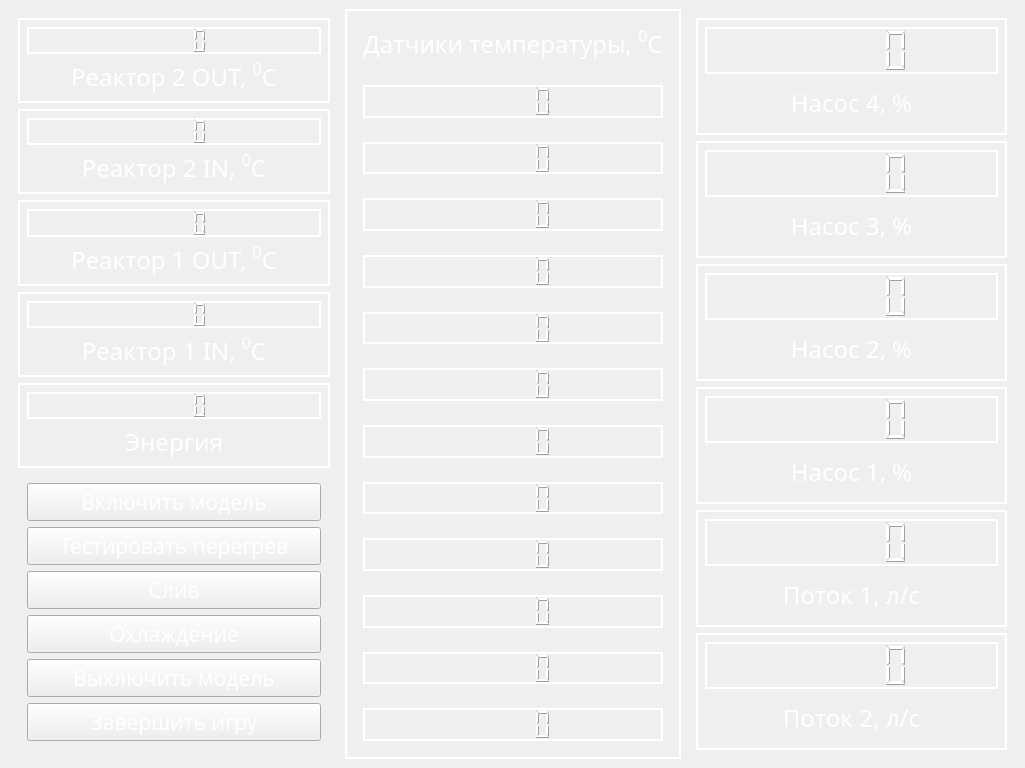
Above: controls/design/reactor_master.ui from LeonidMurashov/Hurricane_in_glass before the change. Below: the same form after it.
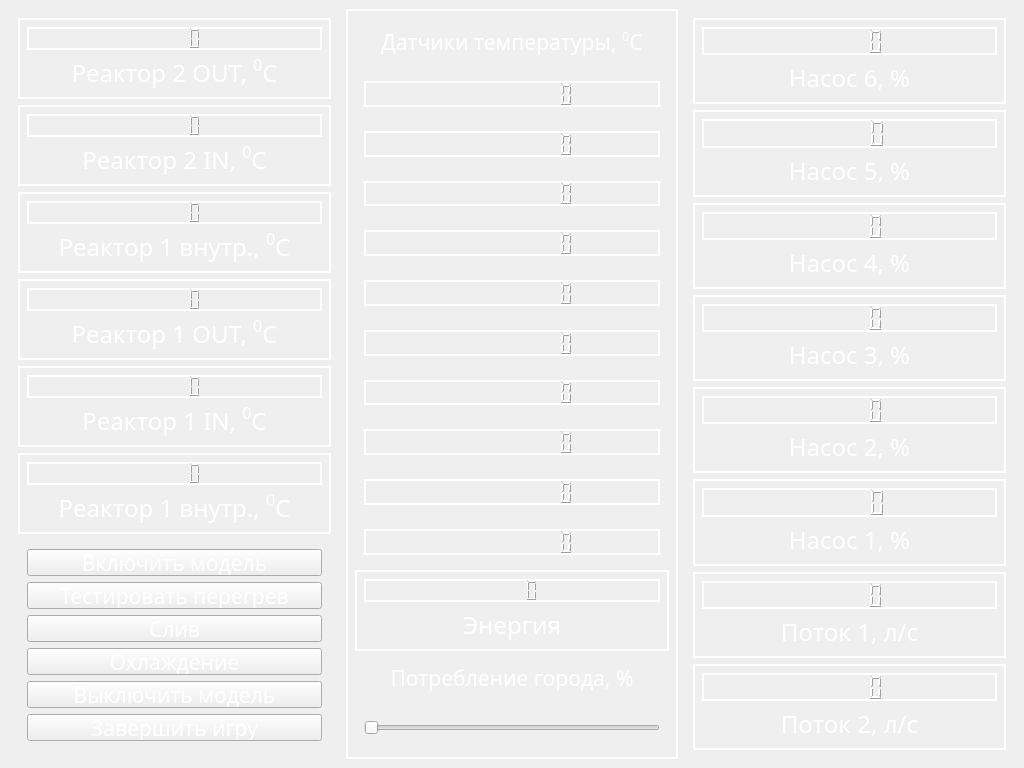
That is the form after the change. Icons and pictures are not drawn.

The edit to the form file:
```diff
--- a/controls/design/reactor_master.ui
+++ b/controls/design/reactor_master.ui
@@ -9,7 +9,7 @@
    <rect>
     <x>0</x>
     <y>0</y>
-    <width>1025</width>
+    <width>1024</width>
     <height>768</height>
    </rect>
   </property>
@@ -190,6 +190,54 @@
          </layout>
         </widget>
        </item>
+       <item>
+        <widget class="QWidget" name="reactor1Temp_5" native="true">
+         <property name="font">
+          <font>
+           <italic>false</italic>
+          </font>
+         </property>
+         <property name="styleSheet">
+          <string notr="true">border: 2px solid white;</string>
+         </property>
+         <layout class="QVBoxLayout" name="verticalLayout_31">
+          <item>
+           <widget class="QLCDNumber" name="t11">
+            <property name="styleSheet">
+             <string notr="true">border: 2px solid white; color: white;</string>
+            </property>
+            <property name="digitCount">
+             <number>5</number>
+            </property>
+           </widget>
+          </item>
+          <item>
+           <widget class="QLabel" name="label_17">
+            <property name="font">
+             <font>
+              <family>Sans Serif</family>
+              <pointsize>18</pointsize>
+              <italic>false</italic>
+             </font>
+            </property>
+            <property name="autoFillBackground">
+             <bool>false</bool>
+            </property>
+            <property name="styleSheet">
+             <string notr="true">color: rgb(255, 255, 255); border: 0;
+background-color: rgba(255, 255, 255, 0);</string>
+            </property>
+            <property name="frameShadow">
+             <enum>QFrame::Plain</enum>
+            </property>
+            <property name="text">
+             <string>&lt;html&gt;&lt;head/&gt;&lt;body&gt;&lt;p align=&quot;center&quot;&gt;Реактор 1 внутр., &lt;span style=&quot; vertical-align:super;&quot;&gt;0&lt;/span&gt;С&lt;/p&gt;&lt;/body&gt;&lt;/html&gt;</string>
+            </property>
+           </widget>
+          </item>
+         </layout>
+        </widget>
+       </item>
        <item>
         <widget class="QWidget" name="reactor1Temp" native="true">
          <property name="font">
@@ -305,41 +353,31 @@
         </widget>
        </item>
        <item>
-        <widget class="QWidget" name="widget_4" native="true">
+        <widget class="QWidget" name="reactor1Temp_6" native="true">
          <property name="font">
           <font>
-           <family>Gadugi</family>
            <italic>false</italic>
           </font>
          </property>
-         <property name="autoFillBackground">
-          <bool>false</bool>
-         </property>
          <property name="styleSheet">
           <string notr="true">border: 2px solid white;</string>
          </property>
-         <layout class="QVBoxLayout" name="verticalLayout_8">
+         <layout class="QVBoxLayout" name="verticalLayout_32">
           <item>
-           <widget class="QLCDNumber" name="energyLcd">
-            <property name="font">
-             <font>
-              <family>Gadugi</family>
-              <italic>false</italic>
-             </font>
-            </property>
-            <property name="autoFillBackground">
-             <bool>false</bool>
-            </property>
+           <widget class="QLCDNumber" name="t12">
             <property name="styleSheet">
-             <string notr="true">color: rgb(255, 255, 255);</string>
+             <string notr="true">border: 2px solid white; color: white;</string>
             </property>
-            <property name="frameShadow">
-             <enum>QFrame::Plain</enum>
+            <property name="smallDecimalPoint">
+             <bool>false</bool>
+            </property>
+            <property name="digitCount">
+             <number>5</number>
             </property>
            </widget>
           </item>
           <item>
-           <widget class="QLabel" name="label_6">
+           <widget class="QLabel" name="label_16">
             <property name="font">
              <font>
               <family>Sans Serif</family>
@@ -351,13 +389,14 @@
              <bool>false</bool>
             </property>
             <property name="styleSheet">
-             <string notr="true">color: rgb(255, 255, 255); border: 0;</string>
+             <string notr="true">color: rgb(255, 255, 255); border: 0;
+background-color: rgba(255, 255, 255, 0);</string>
             </property>
             <property name="frameShadow">
              <enum>QFrame::Plain</enum>
             </property>
             <property name="text">
-             <string>&lt;html&gt;&lt;head/&gt;&lt;body&gt;&lt;p align=&quot;center&quot;&gt;Энергия&lt;/p&gt;&lt;/body&gt;&lt;/html&gt;</string>
+             <string>&lt;html&gt;&lt;head/&gt;&lt;body&gt;&lt;p align=&quot;center&quot;&gt;Реактор 1 внутр., &lt;span style=&quot; vertical-align:super;&quot;&gt;0&lt;/span&gt;С&lt;/p&gt;&lt;/body&gt;&lt;/html&gt;</string>
             </property>
            </widget>
           </item>
@@ -546,7 +585,7 @@
              <string notr="true">color: white;</string>
             </property>
             <property name="text">
-             <string>&lt;html&gt;&lt;head/&gt;&lt;body&gt;&lt;p align=&quot;center&quot;&gt;Датчики температуры, &lt;span style=&quot; vertical-align:super;&quot;&gt;0&lt;/span&gt;C&lt;/p&gt;&lt;/body&gt;&lt;/html&gt;</string>
+             <string>&lt;html&gt;&lt;head/&gt;&lt;body&gt;&lt;p align=&quot;center&quot;&gt;&lt;span style=&quot; font-size:16pt;&quot;&gt;Датчики температуры, &lt;/span&gt;&lt;span style=&quot; font-size:16pt; vertical-align:super;&quot;&gt;0&lt;/span&gt;&lt;span style=&quot; font-size:16pt;&quot;&gt;C&lt;/span&gt;&lt;/p&gt;&lt;/body&gt;&lt;/html&gt;</string>
             </property>
            </widget>
           </item>
@@ -569,6 +608,9 @@
             <property name="styleSheet">
              <string notr="true">border: 2px solid white; color: white;</string>
             </property>
+            <property name="digitCount">
+             <number>10</number>
+            </property>
            </widget>
           </item>
          </layout>
@@ -590,6 +632,9 @@
             <property name="styleSheet">
              <string notr="true">border: 2px solid white; color: white;</string>
             </property>
+            <property name="digitCount">
+             <number>10</number>
+            </property>
            </widget>
           </item>
          </layout>
@@ -611,6 +656,9 @@
             <property name="styleSheet">
              <string notr="true">border: 2px solid white; color: white;</string>
             </property>
+            <property name="digitCount">
+             <number>10</number>
+            </property>
            </widget>
           </item>
          </layout>
@@ -632,6 +680,9 @@
             <property name="styleSheet">
              <string notr="true">border: 2px solid white; color: white;</string>
             </property>
+            <property name="digitCount">
+             <number>10</number>
+            </property>
            </widget>
           </item>
          </layout>
@@ -653,6 +704,9 @@
             <property name="styleSheet">
              <string notr="true">border: 2px solid white; color: white;</string>
             </property>
+            <property name="digitCount">
+             <number>10</number>
+            </property>
            </widget>
           </item>
          </layout>
@@ -674,6 +728,9 @@
             <property name="styleSheet">
              <string notr="true">border: 2px solid white; color: white;</string>
             </property>
+            <property name="digitCount">
+             <number>10</number>
+            </property>
            </widget>
           </item>
          </layout>
@@ -695,6 +752,9 @@
             <property name="styleSheet">
              <string notr="true">border: 2px solid white; color: white;</string>
             </property>
+            <property name="digitCount">
+             <number>10</number>
+            </property>
            </widget>
           </item>
          </layout>
@@ -716,6 +776,9 @@
             <property name="styleSheet">
              <string notr="true">border: 2px solid white; color: white;</string>
             </property>
+            <property name="digitCount">
+             <number>10</number>
+            </property>
            </widget>
           </item>
          </layout>
@@ -737,6 +800,9 @@
             <property name="styleSheet">
              <string notr="true">border: 2px solid white; color: white;</string>
             </property>
+            <property name="digitCount">
+             <number>10</number>
+            </property>
            </widget>
           </item>
          </layout>
@@ -758,47 +824,113 @@
             <property name="styleSheet">
              <string notr="true">border: 2px solid white; color: white;</string>
             </property>
+            <property name="digitCount">
+             <number>10</number>
+            </property>
            </widget>
           </item>
          </layout>
         </widget>
        </item>
        <item>
-        <widget class="QWidget" name="s1_12" native="true">
+        <widget class="QWidget" name="widget_4" native="true">
          <property name="font">
           <font>
+           <family>Gadugi</family>
            <italic>false</italic>
           </font>
          </property>
+         <property name="autoFillBackground">
+          <bool>false</bool>
+         </property>
          <property name="styleSheet">
-          <string notr="true">border: 0;</string>
+          <string notr="true">border: 2px solid white;</string>
          </property>
-         <layout class="QVBoxLayout" name="verticalLayout_22">
+         <layout class="QVBoxLayout" name="verticalLayout_8">
           <item>
-           <widget class="QLCDNumber" name="t11">
+           <widget class="QLCDNumber" name="energyLcd">
+            <property name="font">
+             <font>
+              <family>Gadugi</family>
+              <italic>false</italic>
+             </font>
+            </property>
+            <property name="autoFillBackground">
+             <bool>false</bool>
+            </property>
             <property name="styleSheet">
-             <string notr="true">border: 2px solid white; color: white;</string>
+             <string notr="true">color: rgb(255, 255, 255);</string>
             </property>
+            <property name="frameShadow">
+             <enum>QFrame::Plain</enum>
+            </property>
            </widget>
           </item>
+          <item>
+           <widget class="QLabel" name="label_6">
+            <property name="font">
+             <font>
+              <family>Sans Serif</family>
+              <pointsize>18</pointsize>
+              <italic>false</italic>
+             </font>
+            </property>
+            <property name="autoFillBackground">
+             <bool>false</bool>
+            </property>
+            <property name="styleSheet">
+             <string notr="true">color: rgb(255, 255, 255); border: 0;</string>
+            </property>
+            <property name="frameShadow">
+             <enum>QFrame::Plain</enum>
+            </property>
+            <property name="text">
+             <string>&lt;html&gt;&lt;head/&gt;&lt;body&gt;&lt;p align=&quot;center&quot;&gt;Энергия&lt;/p&gt;&lt;/body&gt;&lt;/html&gt;</string>
+            </property>
+           </widget>
+          </item>
          </layout>
         </widget>
        </item>
        <item>
-        <widget class="QWidget" name="s1_11" native="true">
+        <widget class="QLabel" name="label_14">
          <property name="font">
           <font>
+           <family>Sans Serif</family>
+           <pointsize>18</pointsize>
            <italic>false</italic>
           </font>
          </property>
          <property name="styleSheet">
-          <string notr="true">border: 0;</string>
+          <string notr="true">color: white; border: 0px;</string>
+         </property>
+         <property name="text">
+          <string>&lt;html&gt;&lt;head/&gt;&lt;body&gt;&lt;p align=&quot;center&quot;&gt;&lt;span style=&quot; font-size:16pt;&quot;&gt;Потребление города, %&lt;/span&gt;&lt;/p&gt;&lt;/body&gt;&lt;/html&gt;</string>
+         </property>
+        </widget>
+       </item>
+       <item alignment="Qt::AlignHCenter">
+        <widget class="QFrame" name="frame">
+         <property name="minimumSize">
+          <size>
+           <width>314</width>
+           <height>44</height>
+          </size>
+         </property>
+         <property name="styleSheet">
+          <string notr="true">border: 0px; </string>
+         </property>
+         <property name="frameShape">
+          <enum>QFrame::StyledPanel</enum>
+         </property>
+         <property name="frameShadow">
+          <enum>QFrame::Raised</enum>
          </property>
          <layout class="QVBoxLayout" name="verticalLayout_21">
           <item>
-           <widget class="QLCDNumber" name="t12">
-            <property name="styleSheet">
-             <string notr="true">border: 2px solid white; color: white;</string>
+           <widget class="QSlider" name="cslider">
+            <property name="orientation">
+             <enum>Qt::Horizontal</enum>
             </property>
            </widget>
           </item>
@@ -822,7 +954,135 @@
       <property name="styleSheet">
        <string notr="true"/>
       </property>
-      <layout class="QVBoxLayout" name="verticalLayout_26">
+      <layout class="QVBoxLayout" name="verticalLayout_30">
+       <item>
+        <widget class="QWidget" name="Nasos4_2" native="true">
+         <property name="font">
+          <font>
+           <family>Gadugi</family>
+           <italic>false</italic>
+          </font>
+         </property>
+         <property name="autoFillBackground">
+          <bool>false</bool>
+         </property>
+         <property name="styleSheet">
+          <string notr="true">border: 2px solid white;</string>
+         </property>
+         <layout class="QVBoxLayout" name="verticalLayout_26">
+          <item>
+           <widget class="QLCDNumber" name="lcd6">
+            <property name="font">
+             <font>
+              <family>Gadugi</family>
+              <italic>false</italic>
+             </font>
+            </property>
+            <property name="autoFillBackground">
+             <bool>false</bool>
+            </property>
+            <property name="styleSheet">
+             <string notr="true">color: rgb(255, 255, 255);</string>
+            </property>
+            <property name="frameShadow">
+             <enum>QFrame::Plain</enum>
+            </property>
+           </widget>
+          </item>
+          <item>
+           <widget class="QLabel" name="label_12">
+            <property name="font">
+             <font>
+              <family>Sans Serif</family>
+              <pointsize>18</pointsize>
+              <italic>false</italic>
+             </font>
+            </property>
+            <property name="layoutDirection">
+             <enum>Qt::RightToLeft</enum>
+            </property>
+            <property name="autoFillBackground">
+             <bool>false</bool>
+            </property>
+            <property name="styleSheet">
+             <string notr="true">color: rgb(255, 255, 255);
+border: 0px;</string>
+            </property>
+            <property name="frameShadow">
+             <enum>QFrame::Plain</enum>
+            </property>
+            <property name="text">
+             <string>&lt;html&gt;&lt;head/&gt;&lt;body&gt;&lt;p align=&quot;center&quot;&gt;Насос 6, %&lt;/p&gt;&lt;/body&gt;&lt;/html&gt;</string>
+            </property>
+           </widget>
+          </item>
+         </layout>
+        </widget>
+       </item>
+       <item>
+        <widget class="QWidget" name="Nasos4_3" native="true">
+         <property name="font">
+          <font>
+           <family>Gadugi</family>
+           <italic>false</italic>
+          </font>
+         </property>
+         <property name="autoFillBackground">
+          <bool>false</bool>
+         </property>
+         <property name="styleSheet">
+          <string notr="true">border: 2px solid white;</string>
+         </property>
+         <layout class="QVBoxLayout" name="verticalLayout_29">
+          <item>
+           <widget class="QLCDNumber" name="lcd5">
+            <property name="font">
+             <font>
+              <family>Gadugi</family>
+              <italic>false</italic>
+             </font>
+            </property>
+            <property name="autoFillBackground">
+             <bool>false</bool>
+            </property>
+            <property name="styleSheet">
+             <string notr="true">color: rgb(255, 255, 255);</string>
+            </property>
+            <property name="frameShadow">
+             <enum>QFrame::Plain</enum>
+            </property>
+           </widget>
+          </item>
+          <item>
+           <widget class="QLabel" name="label_13">
+            <property name="font">
+             <font>
+              <family>Sans Serif</family>
+              <pointsize>18</pointsize>
+              <italic>false</italic>
+             </font>
+            </property>
+            <property name="layoutDirection">
+             <enum>Qt::RightToLeft</enum>
+            </property>
+            <property name="autoFillBackground">
+             <bool>false</bool>
+            </property>
+            <property name="styleSheet">
+             <string notr="true">color: rgb(255, 255, 255);
+border: 0px;</string>
+            </property>
+            <property name="frameShadow">
+             <enum>QFrame::Plain</enum>
+            </property>
+            <property name="text">
+             <string>&lt;html&gt;&lt;head/&gt;&lt;body&gt;&lt;p align=&quot;center&quot;&gt;Насос 5, %&lt;/p&gt;&lt;/body&gt;&lt;/html&gt;</string>
+            </property>
+           </widget>
+          </item>
+         </layout>
+        </widget>
+       </item>
        <item>
         <widget class="QWidget" name="Nasos4" native="true">
          <property name="font">
```
Left out of the diff: 2 changed lines with no effect on the pictures.
